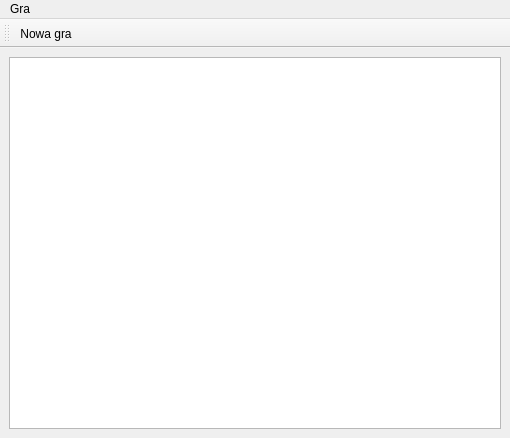
tomsloj/checkers_Qt, file gameWindow.ui: the form before one commit.
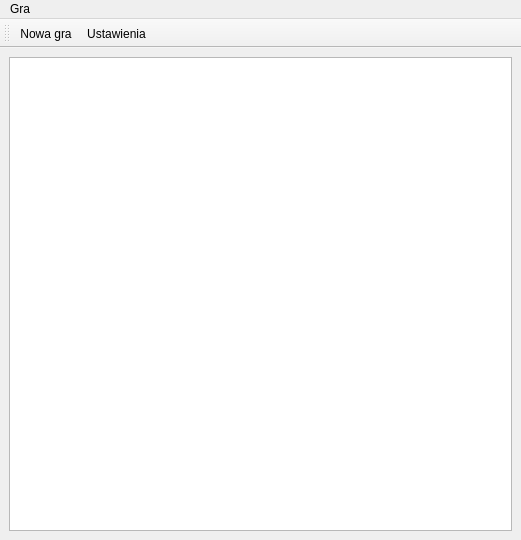
The form after the commit. Icons and pictures are not drawn.

The edit to the form file:
```diff
--- a/gameWindow.ui
+++ b/gameWindow.ui
@@ -6,8 +6,8 @@
    <rect>
     <x>0</x>
     <y>0</y>
-    <width>510</width>
-    <height>438</height>
+    <width>521</width>
+    <height>540</height>
    </rect>
   </property>
   <property name="sizePolicy">
@@ -44,7 +44,7 @@
     <rect>
      <x>0</x>
      <y>0</y>
-     <width>510</width>
+     <width>521</width>
      <height>21</height>
     </rect>
    </property>
@@ -67,6 +67,7 @@
     <bool>false</bool>
    </attribute>
    <addaction name="actionNowa_gra"/>
+   <addaction name="actionUstawienia"/>
   </widget>
   <action name="actionNowa_gra">
    <property name="icon">
@@ -77,6 +78,15 @@
     <string>Nowa gra</string>
    </property>
   </action>
+  <action name="actionUstawienia">
+   <property name="icon">
+    <iconset resource="settings.qrc">
+     <normaloff>:/settings/interface.png</normaloff>:/settings/interface.png</iconset>
+   </property>
+   <property name="text">
+    <string>Ustawienia</string>
+   </property>
+  </action>
  </widget>
  <resources>
   <include location="resources.qrc"/>
```
Left out of the diff: 2 changed lines with no effect on the pictures.
